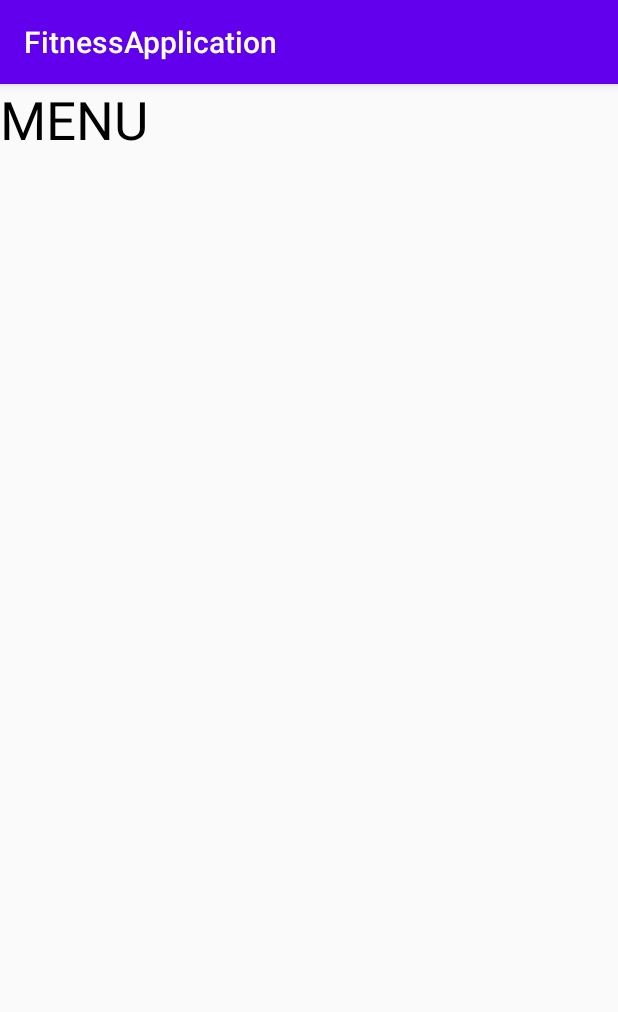
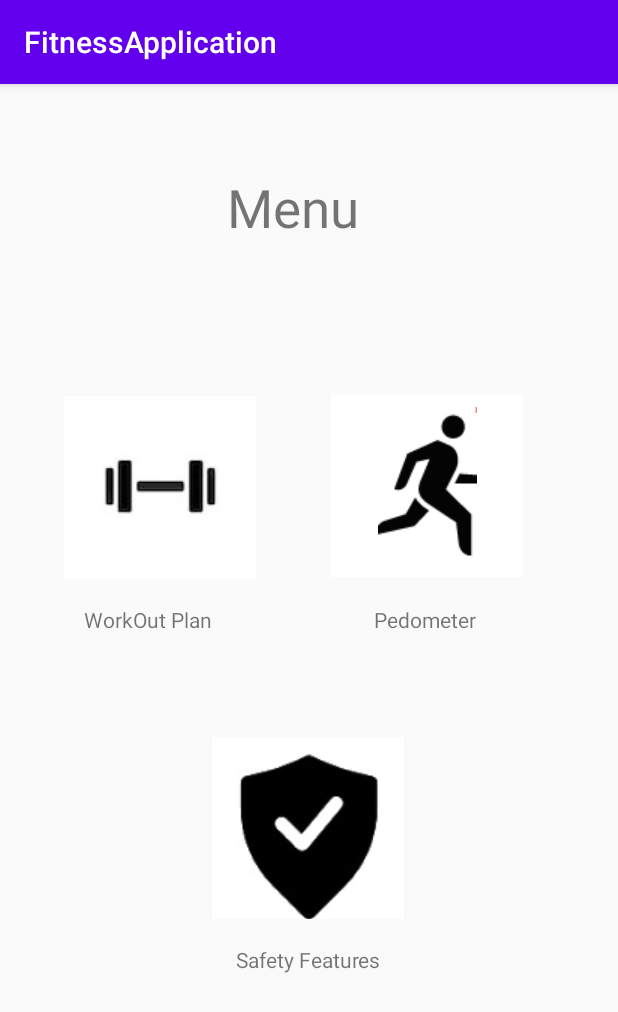
Before and after one commit to gilbertch09/FitnessApplication, an Android app: the HomeActivity screen opened directly, with no data from a screen before it, on a phone screen of 412 x 824 dp. Shown: the top 1012 px of the screen. Run offline under Robolectric (Android 15) with nearby library versions, the phone set to English and light mode, and no system bars.

```diff
--- a/app/src/main/java/com/example/fitnessapplication/HomeActivity.java
+++ b/app/src/main/java/com/example/fitnessapplication/HomeActivity.java
@@ -2,13 +2,49 @@ package com.example.fitnessapplication;
 
 import androidx.appcompat.app.AppCompatActivity;
 
+import android.content.Intent;
 import android.os.Bundle;
+import android.view.View;
+import android.widget.ImageButton;
 
 public class HomeActivity extends AppCompatActivity {
+
+    ImageButton imageButton2, imageButton3, imageButton4;
 
     @Override
     protected void onCreate(Bundle savedInstanceState) {
         super.onCreate(savedInstanceState);
         setContentView(R.layout.activity_home);
+
+        imageButton2 = findViewById(R.id.imageButton2);
+        imageButton3 = findViewById(R.id.imageButton3);
+        imageButton4 = findViewById(R.id.imageButton4);
+
+        imageButton2.setOnClickListener(new View.OnClickListener() {
+            @Override
+            public void onClick(View v) {
+                Intent intent = new Intent(HomeActivity.this, NextPage.class);
+                intent.addFlags(Intent.FLAG_ACTIVITY_NO_ANIMATION);
+                startActivity(intent);
+            }
+        });
+
+        imageButton3.setOnClickListener(new View.OnClickListener() {
+            @Override
+            public void onClick(View v) {
+                Intent intent = new Intent(HomeActivity.this, PedometerFunction.class);
+                intent.addFlags(Intent.FLAG_ACTIVITY_NO_ANIMATION);
+                startActivity(intent);
+            }
+        });
+
+        imageButton4.setOnClickListener(new View.OnClickListener() {
+            @Override
+            public void onClick(View v) {
+                Intent intent = new Intent(HomeActivity.this, NextPage.class);
+                intent.addFlags(Intent.FLAG_ACTIVITY_NO_ANIMATION);
+                startActivity(intent);
+            }
+        });
     }
 }
--- a/app/src/main/res/layout/activity_home.xml
+++ b/app/src/main/res/layout/activity_home.xml
@@ -1,21 +1,98 @@
 <?xml version="1.0" encoding="utf-8"?>
-<LinearLayout xmlns:android="http://schemas.android.com/apk/res/android"
+<androidx.constraintlayout.widget.ConstraintLayout xmlns:android="http://schemas.android.com/apk/res/android"
     xmlns:app="http://schemas.android.com/apk/res-auto"
     xmlns:tools="http://schemas.android.com/tools"
     android:layout_width="match_parent"
     android:layout_height="match_parent"
-    android:layout_gravity="center_horizontal"
-    tools:context=".HomeActivity">
+    tools:context=".MainActivity">
 
     <TextView
+        android:id="@+id/menuid"
         android:layout_width="wrap_content"
         android:layout_height="wrap_content"
-        android:layout_gravity="center_horizontal"
-        android:text="MENU"
-        android:gravity="center"
-        android:textColor="#000"
+        android:text="Menu"
         android:textSize="35dp"
-        android:layout_marginTop="30dp"/>
+        app:layout_constraintBottom_toBottomOf="parent"
+        app:layout_constraintEnd_toEndOf="parent"
+        app:layout_constraintHorizontal_bias="0.468"
+        app:layout_constraintStart_toStartOf="parent"
+        app:layout_constraintTop_toTopOf="parent"
+        app:layout_constraintVertical_bias="0.081" />
 
+    <ImageButton
+        android:id="@+id/imageButton2"
+        android:layout_width="128dp"
+        android:layout_height="121dp"
+        android:src="@drawable/iconbarbell"
+        android:background="#FFF"
+        app:layout_constraintBottom_toBottomOf="parent"
+        app:layout_constraintEnd_toEndOf="parent"
+        app:layout_constraintHorizontal_bias="0.151"
+        app:layout_constraintStart_toStartOf="parent"
+        app:layout_constraintTop_toBottomOf="@+id/menuid"
+        app:layout_constraintVertical_bias="0.189" />
 
-</LinearLayout>
+    <ImageButton
+        android:id="@+id/imageButton3"
+        android:layout_width="128dp"
+        android:layout_height="121dp"
+        android:background="#FFF"
+        android:src="@drawable/runmenu"
+        app:layout_constraintBottom_toBottomOf="parent"
+        app:layout_constraintEnd_toEndOf="parent"
+        app:layout_constraintHorizontal_bias="0.777"
+        app:layout_constraintStart_toStartOf="parent"
+        app:layout_constraintTop_toBottomOf="@+id/menuid"
+        app:layout_constraintVertical_bias="0.187" />
+
+    <ImageButton
+        android:id="@+id/imageButton4"
+        android:layout_width="128dp"
+        android:layout_height="121dp"
+        android:src="@drawable/safetymenu"
+        android:background="#FFF"
+        app:layout_constraintBottom_toBottomOf="parent"
+        app:layout_constraintEnd_toEndOf="parent"
+        app:layout_constraintHorizontal_bias="0.498"
+        app:layout_constraintStart_toStartOf="parent"
+        app:layout_constraintTop_toBottomOf="@+id/menuid"
+        app:layout_constraintVertical_bias="0.609" />
+
+    <TextView
+        android:id="@+id/workout"
+        android:layout_width="wrap_content"
+        android:layout_height="wrap_content"
+        android:text="WorkOut Plan"
+        app:layout_constraintBottom_toBottomOf="parent"
+        app:layout_constraintEnd_toEndOf="parent"
+        app:layout_constraintHorizontal_bias="0.171"
+        app:layout_constraintStart_toStartOf="parent"
+        app:layout_constraintTop_toBottomOf="@+id/imageButton2"
+        app:layout_constraintVertical_bias="0.043" />
+
+    <TextView
+        android:id="@+id/pedometer"
+        android:layout_width="wrap_content"
+        android:layout_height="wrap_content"
+        android:layout_marginTop="11dp"
+        android:text="Pedometer"
+        app:layout_constraintBottom_toBottomOf="parent"
+        app:layout_constraintEnd_toEndOf="parent"
+        app:layout_constraintHorizontal_bias="0.725"
+        app:layout_constraintStart_toStartOf="parent"
+        app:layout_constraintTop_toBottomOf="@+id/imageButton3"
+        app:layout_constraintVertical_bias="0.018" />
+
+    <TextView
+        android:id="@+id/safety"
+        android:layout_width="wrap_content"
+        android:layout_height="wrap_content"
+        android:text="Safety Features"
+        app:layout_constraintBottom_toBottomOf="parent"
+        app:layout_constraintEnd_toEndOf="parent"
+        app:layout_constraintHorizontal_bias="0.498"
+        app:layout_constraintStart_toStartOf="parent"
+        app:layout_constraintTop_toBottomOf="@+id/imageButton4"
+        app:layout_constraintVertical_bias="0.089" />
+
+</androidx.constraintlayout.widget.ConstraintLayout>
```
Also changed, not shown: app/src/main/AndroidManifest.xml (+9 -1 lines), app/src/main/java/com/example/fitnessapplication/PedometerFunction.java (added, +87 -0 lines), app/src/main/res/layout/activity_pedometer_function.xml (added, +35 -0 lines), app/src/main/res/drawable/runmenu.png (added), app/src/main/res/drawable/safetymenu.jpg (added).
